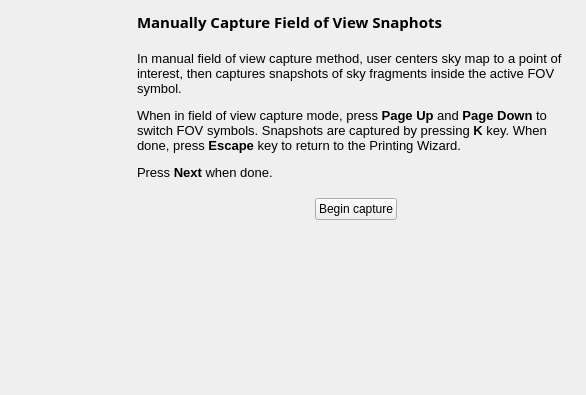
Before: the Qt Designer form kstars/printing/pwizfovmanual.ui in KDE/kstars, drawn with Qt 5.
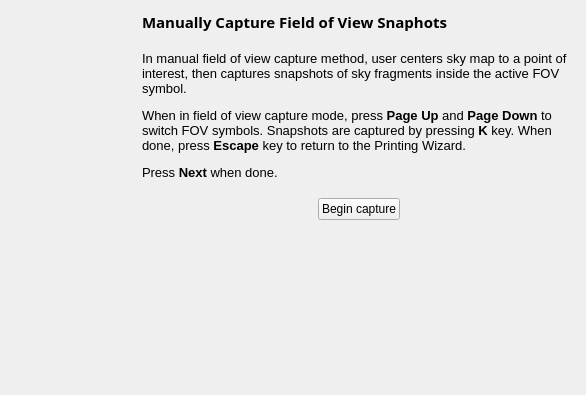
After: the same form once the commit is applied.

Commit message: Added spacer between banner image and step layout in Printing Wizard.

What changed in the file:
```diff
--- a/kstars/printing/pwizfovmanual.ui
+++ b/kstars/printing/pwizfovmanual.ui
@@ -33,6 +33,22 @@
      </property>
     </widget>
    </item>
+   <item>
+    <spacer name="horSpacer3">
+     <property name="orientation">
+      <enum>Qt::Horizontal</enum>
+     </property>
+     <property name="sizeType">
+      <enum>QSizePolicy::Fixed</enum>
+     </property>
+     <property name="sizeHint" stdset="0">
+      <size>
+       <width>5</width>
+       <height>20</height>
+      </size>
+     </property>
+    </spacer>
+   </item>
    <item>
     <layout class="QVBoxLayout" name="fovManualLayout">
      <property name="spacing">
```
Left out of the diff: 4 changed lines with no effect on the pictures. The commit also changes 9 other files.
